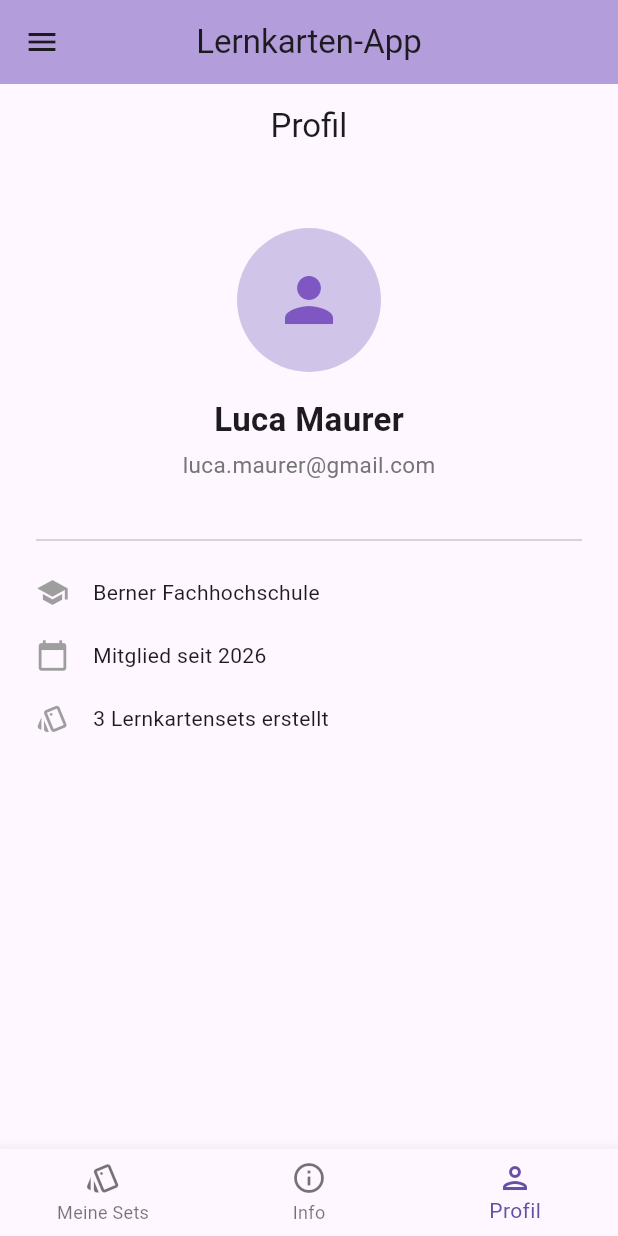
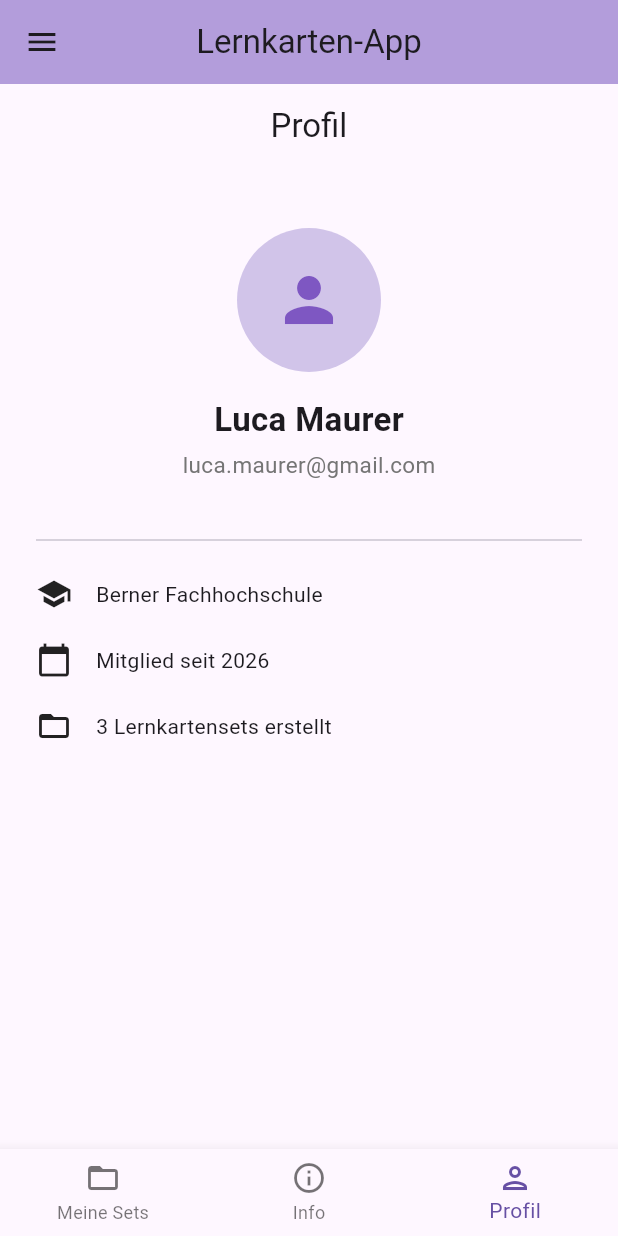
Before and after one commit to milezabove/lernkarten_app, a Flutter app: the screen it shows after launch, item 3 of the bottom bar chosen, on a phone screen of 412 x 824 dp. Run offline on Flutter 3.47's test engine with Material 3 defaults, Android fonts, the phone set to English and light mode, and no system bars.

Commit message:
change icons

```diff
--- a/lib/app/navigation_screen.dart
+++ b/lib/app/navigation_screen.dart
@@ -84,7 +84,7 @@ class _NavigationScreenState extends State<NavigationScreen> {
         },
         items: const [
           BottomNavigationBarItem(
-            icon: Icon(Icons.style_outlined),
+            icon: Icon(Icons.folder_open_outlined),
             label: 'Meine Sets',
           ),
           BottomNavigationBarItem(
--- a/lib/features/profile/presentation/profile_screen.dart
+++ b/lib/features/profile/presentation/profile_screen.dart
@@ -37,7 +37,7 @@ class ProfileScreen extends StatelessWidget {
             const SizedBox(height: 16),
             Row(
               children: [
-                Icon(Icons.school, size: 22, color: Colors.grey),
+                Icon(Icons.school),
                 const SizedBox(width: 16),
                 const Text('Berner Fachhochschule'),
               ],
@@ -45,7 +45,7 @@ class ProfileScreen extends StatelessWidget {
             const SizedBox(height: 20),
             Row(
               children: [
-                Icon(Icons.calendar_today, size: 22, color: Colors.grey),
+                Icon(Icons.calendar_today),
                 const SizedBox(width: 16),
                 const Text('Mitglied seit 2026'),
               ],
@@ -53,7 +53,7 @@ class ProfileScreen extends StatelessWidget {
             const SizedBox(height: 20),
             Row(
               children: [
-                Icon(Icons.style_outlined, size: 22, color: Colors.grey),
+                Icon(Icons.folder_open),
                 const SizedBox(width: 16),
                 const Text('3 Lernkartensets erstellt'),
               ],
--- a/lib/features/study_card/presentation/study_card_set_list_screen.dart
+++ b/lib/features/study_card/presentation/study_card_set_list_screen.dart
@@ -21,7 +21,7 @@ class StudyCardSetListScreen extends StatelessWidget {
             shape: RoundedRectangleBorder(
               borderRadius: BorderRadius.circular(12),
             ),
-            leading: const Icon(Icons.view_list),
+            leading: const Icon(Icons.style_outlined),
             title: Text(studyCardSet.title),
             subtitle: Text(studyCardSet.description),
             trailing: const Icon(Icons.chevron_right),
```
Also changed, not shown: lib/features/study_card/presentation/study_card_set_detail_screen.dart (+11 -1 lines).
